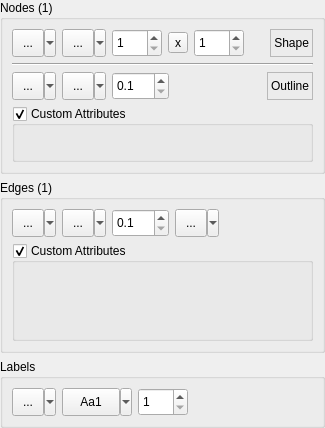
First picture: the form in dpse2/src/commonui/CNodeEdgePropertiesUI.ui, repository ArsMasiuk/DPSE, before the edit.
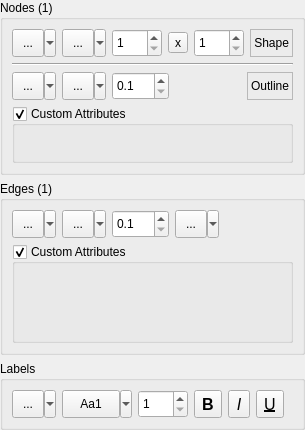
Second picture: the form after the edit. Custom widgets are drawn as their Qt base class.

What changed in the file:
```diff
--- a/dpse2/src/commonui/CNodeEdgePropertiesUI.ui
+++ b/dpse2/src/commonui/CNodeEdgePropertiesUI.ui
@@ -6,8 +6,8 @@
    <rect>
     <x>0</x>
     <y>0</y>
-    <width>325</width>
-    <height>428</height>
+    <width>303</width>
+    <height>430</height>
    </rect>
   </property>
   <property name="sizePolicy">
@@ -555,6 +555,12 @@
             <height>28</height>
            </size>
           </property>
+          <property name="maximumSize">
+           <size>
+            <width>16777215</width>
+            <height>28</height>
+           </size>
+          </property>
           <property name="statusTip">
            <string>Set color of the selected labels</string>
           </property>
@@ -574,6 +580,12 @@
         </item>
         <item>
          <widget class="QSint::QFontButton" name="LabelFont">
+          <property name="sizePolicy">
+           <sizepolicy hsizetype="Fixed" vsizetype="Fixed">
+            <horstretch>0</horstretch>
+            <verstretch>0</verstretch>
+           </sizepolicy>
+          </property>
           <property name="minimumSize">
            <size>
             <width>70</width>
@@ -614,6 +626,12 @@
             <height>28</height>
            </size>
           </property>
+          <property name="maximumSize">
+           <size>
+            <width>16777215</width>
+            <height>28</height>
+           </size>
+          </property>
           <property name="statusTip">
            <string>Set font size of the selected labels</string>
           </property>
@@ -628,6 +646,114 @@
           </property>
          </widget>
         </item>
+        <item>
+         <widget class="QToolButton" name="LabelFontBold">
+          <property name="sizePolicy">
+           <sizepolicy hsizetype="Fixed" vsizetype="Fixed">
+            <horstretch>0</horstretch>
+            <verstretch>0</verstretch>
+           </sizepolicy>
+          </property>
+          <property name="minimumSize">
+           <size>
+            <width>0</width>
+            <height>28</height>
+           </size>
+          </property>
+          <property name="maximumSize">
+           <size>
+            <width>28</width>
+            <height>28</height>
+           </size>
+          </property>
+          <property name="font">
+           <font>
+            <pointsize>12</pointsize>
+            <weight>75</weight>
+            <bold>true</bold>
+           </font>
+          </property>
+          <property name="text">
+           <string>B</string>
+          </property>
+          <property name="checkable">
+           <bool>true</bool>
+          </property>
+         </widget>
+        </item>
+        <item>
+         <widget class="QToolButton" name="LabelFontItalic">
+          <property name="sizePolicy">
+           <sizepolicy hsizetype="Fixed" vsizetype="Fixed">
+            <horstretch>0</horstretch>
+            <verstretch>0</verstretch>
+           </sizepolicy>
+          </property>
+          <property name="minimumSize">
+           <size>
+            <width>0</width>
+            <height>28</height>
+           </size>
+          </property>
+          <property name="maximumSize">
+           <size>
+            <width>28</width>
+            <height>28</height>
+           </size>
+          </property>
+          <property name="font">
+           <font>
+            <pointsize>12</pointsize>
+            <weight>50</weight>
+            <italic>true</italic>
+            <bold>false</bold>
+           </font>
+          </property>
+          <property name="text">
+           <string>I</string>
+          </property>
+          <property name="checkable">
+           <bool>true</bool>
+          </property>
+         </widget>
+        </item>
+        <item>
+         <widget class="QToolButton" name="LabelFontUnderline">
+          <property name="sizePolicy">
+           <sizepolicy hsizetype="Fixed" vsizetype="Fixed">
+            <horstretch>0</horstretch>
+            <verstretch>0</verstretch>
+           </sizepolicy>
+          </property>
+          <property name="minimumSize">
+           <size>
+            <width>0</width>
+            <height>28</height>
+           </size>
+          </property>
+          <property name="maximumSize">
+           <size>
+            <width>28</width>
+            <height>28</height>
+           </size>
+          </property>
+          <property name="font">
+           <font>
+            <pointsize>12</pointsize>
+            <weight>50</weight>
+            <italic>false</italic>
+            <bold>false</bold>
+            <underline>true</underline>
+           </font>
+          </property>
+          <property name="text">
+           <string>U</string>
+          </property>
+          <property name="checkable">
+           <bool>true</bool>
+          </property>
+         </widget>
+        </item>
         <item>
          <spacer name="horizontalSpacer_3">
           <property name="orientation">
```
